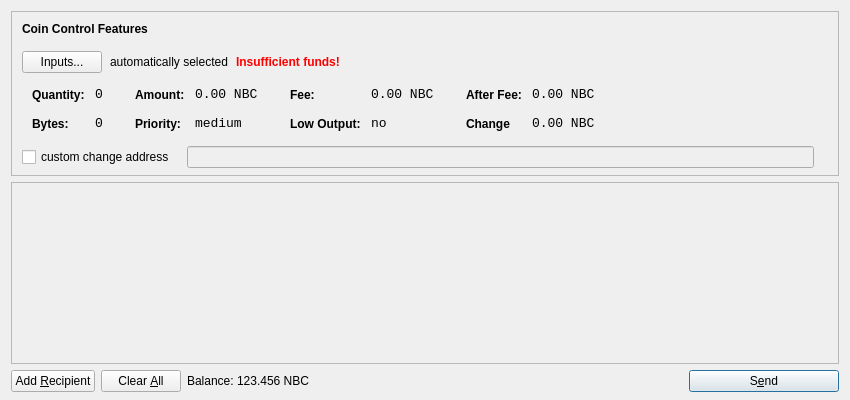
Qt form src/qt/forms/sendcoinsdialog.ui (Nobthub/Nobtcoin) before a commit.
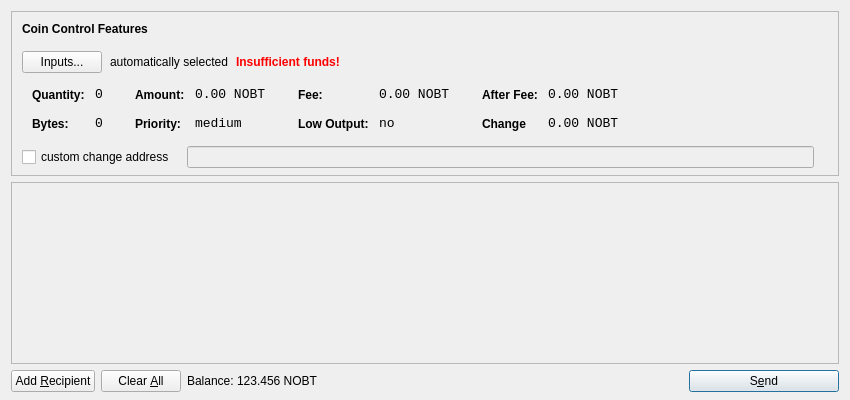
The same form after that commit. Icons and pictures are not drawn.

Diff of the .ui file:
```diff
--- a/src/qt/forms/sendcoinsdialog.ui
+++ b/src/qt/forms/sendcoinsdialog.ui
@@ -321,7 +321,7 @@
                   <enum>Qt::ActionsContextMenu</enum>
                  </property>
                  <property name="text">
-                  <string>0.00 NBC</string>
+                  <string>0.00 NOBT</string>
                  </property>
                  <property name="textInteractionFlags">
                   <set>Qt::LinksAccessibleByMouse|Qt::TextSelectableByKeyboard|Qt::TextSelectableByMouse</set>
@@ -407,7 +407,7 @@
                   <enum>Qt::ActionsContextMenu</enum>
                  </property>
                  <property name="text">
-                  <string>0.00 NBC</string>
+                  <string>0.00 NOBT</string>
                  </property>
                  <property name="textInteractionFlags">
                   <set>Qt::LinksAccessibleByMouse|Qt::TextSelectableByKeyboard|Qt::TextSelectableByMouse</set>
@@ -493,7 +493,7 @@
                   <enum>Qt::ActionsContextMenu</enum>
                  </property>
                  <property name="text">
-                  <string>0.00 NBC</string>
+                  <string>0.00 NOBT</string>
                  </property>
                  <property name="textInteractionFlags">
                   <set>Qt::LinksAccessibleByMouse|Qt::TextSelectableByKeyboard|Qt::TextSelectableByMouse</set>
@@ -525,7 +525,7 @@
                   <enum>Qt::ActionsContextMenu</enum>
                  </property>
                  <property name="text">
-                  <string>0.00 NBC</string>
+                  <string>0.00 NOBT</string>
                  </property>
                  <property name="textInteractionFlags">
                   <set>Qt::LinksAccessibleByMouse|Qt::TextSelectableByKeyboard|Qt::TextSelectableByMouse</set>
@@ -732,7 +732,7 @@
           <cursorShape>IBeamCursor</cursorShape>
          </property>
          <property name="text">
-          <string>123.456 NBC</string>
+          <string>123.456 NOBT</string>
          </property>
          <property name="textInteractionFlags">
           <set>Qt::LinksAccessibleByMouse|Qt::TextSelectableByKeyboard|Qt::TextSelectableByMouse</set>
```
